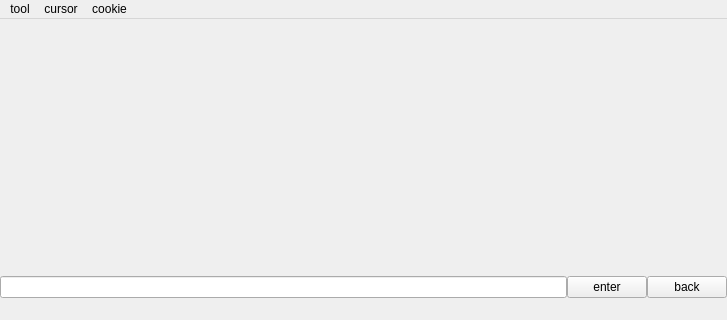
Before: the Qt Designer form mainwindow.ui in hungjie/webview, drawn with Qt 5; both pictures show x 0 to 727 and y 0 to 320 of the 727 by 578 pixel window.
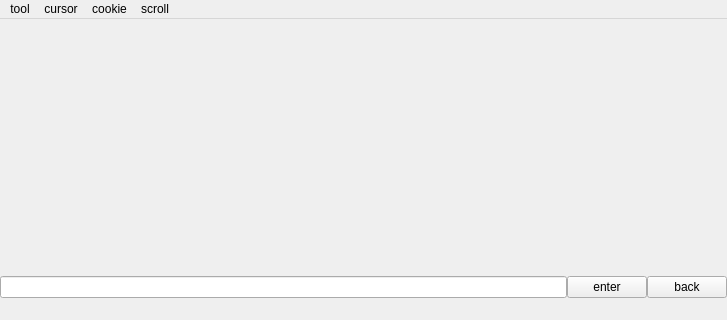
After: the same form once the commit is applied.

Patch:
```diff
--- a/mainwindow.ui
+++ b/mainwindow.ui
@@ -97,9 +97,17 @@
     <addaction name="actionSavecookie"/>
     <addaction name="actionClearcookie"/>
    </widget>
+   <widget class="QMenu" name="menuScroll">
+    <property name="title">
+     <string>scroll</string>
+    </property>
+    <addaction name="actionScroll"/>
+    <addaction name="actionStatus"/>
+   </widget>
    <addaction name="menuTool"/>
    <addaction name="menuCursor"/>
    <addaction name="menuCookie"/>
+   <addaction name="menuScroll"/>
   </widget>
   <widget class="QStatusBar" name="statusBar"/>
   <action name="actionHighlight_links">
```
Left out of the diff: 10 changed lines with no effect on the pictures.
